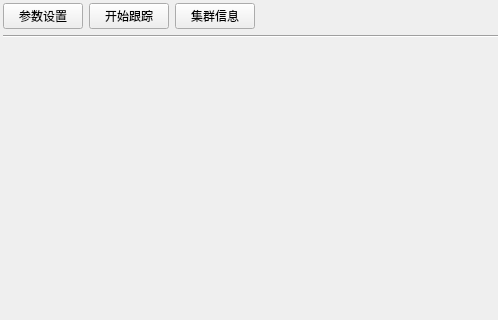
The window that mainwindow.ui (kernelhcy/targettracking) describes before a commit, drawn with Qt 5; both pictures show x 0 to 498 and y 0 to 320 of the 800 by 600 pixel window.
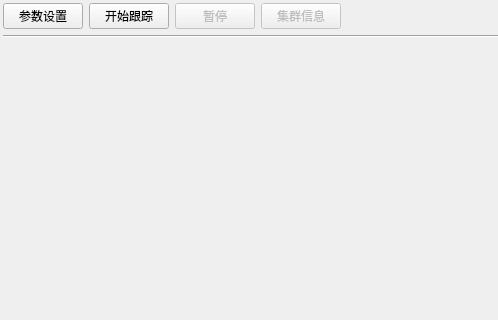
The same window after the commit.

Commit message: 增加暂停按钮。优化控制四个按钮之间的逻辑。

Patch:
```diff
--- a/mainwindow.ui
+++ b/mainwindow.ui
@@ -52,8 +52,24 @@
         </property>
        </widget>
       </item>
+      <item>
+       <widget class="QPushButton" name="pauseBtn">
+        <property name="enabled">
+         <bool>false</bool>
+        </property>
+        <property name="text">
+         <string>暂停</string>
+        </property>
+        <property name="checkable">
+         <bool>true</bool>
+        </property>
+       </widget>
+      </item>
       <item>
        <widget class="QPushButton" name="groupInfoBtn">
+        <property name="enabled">
+         <bool>false</bool>
+        </property>
         <property name="text">
          <string>集群信息</string>
         </property>
```
The commit also changes 4 other files.
